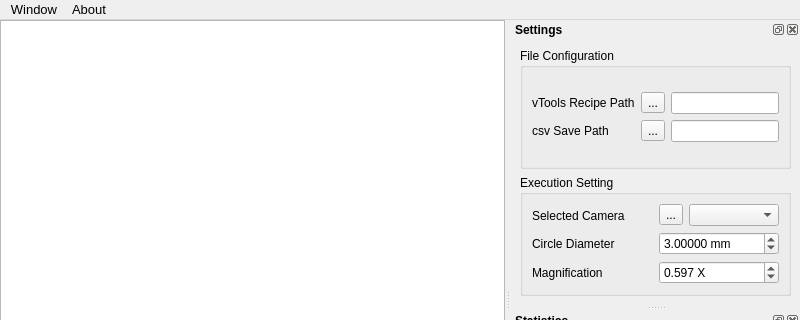
First picture: the form in mainwindow.ui, repository Minus-Monster/PRI, before the edit; both pictures show x 0 to 800 and y 0 to 320 of the 800 by 600 pixel window.
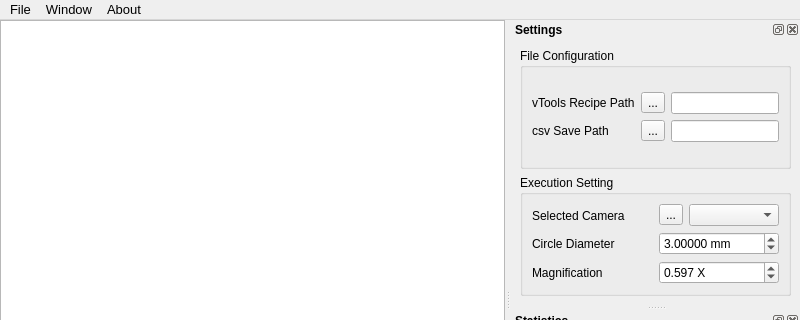
Second picture: the form after the edit. Icons and pictures are not drawn. Custom widgets are drawn as their Qt base class.

The edit to the form file:
```diff
--- a/mainwindow.ui
+++ b/mainwindow.ui
@@ -84,6 +84,13 @@
     <addaction name="actionAbout_Pixel_Resolution_Calculator"/>
     <addaction name="actionAbout_Qt"/>
    </widget>
+   <widget class="QMenu" name="menuFile">
+    <property name="title">
+     <string>File</string>
+    </property>
+    <addaction name="actionExport_Test_Report"/>
+   </widget>
+   <addaction name="menuFile"/>
    <addaction name="menuWindow"/>
    <addaction name="menuAbout"/>
   </widget>
```
Left out of the diff: 38 changed lines with no effect on the pictures.
